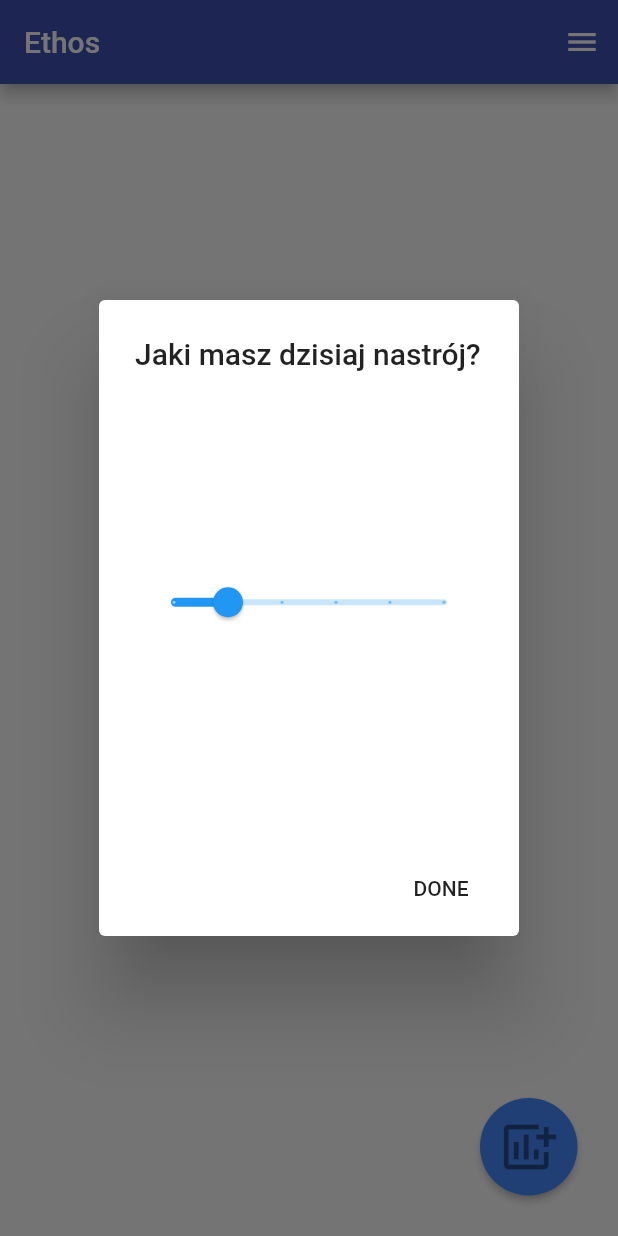
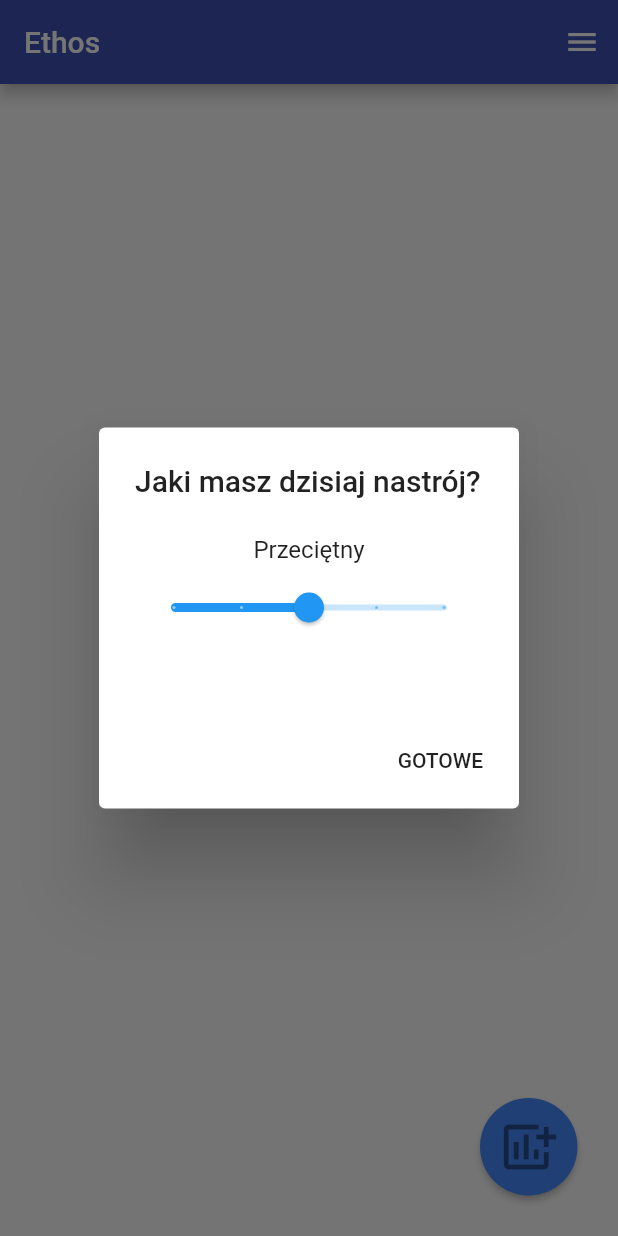
Before and after one commit to SmialyKot/ethos, a Flutter app: the screen it shows after launch, after a tap on the "add chart" icon, on a phone screen of 412 x 824 dp. Run offline on Flutter 3.47's test engine with Material 2 defaults, Android fonts, the light colour scheme and no system bars.

Commit message:
MoodSlider improvements

```diff
--- a/lib/main.dart
+++ b/lib/main.dart
@@ -32,7 +32,7 @@ class HomeView extends StatefulWidget {
 class _HomeViewState extends State<HomeView> {
 
 
-  double _sliderValue = 20.0;
+  double _sliderValue = 50.0;
 
   void _moodSlider() async {
     final selectedMood = await showDialog<double>(
--- a/lib/mood_slider.dart
+++ b/lib/mood_slider.dart
@@ -1,6 +1,5 @@
 import 'package:flutter/cupertino.dart';
 import 'package:flutter/material.dart';
-import 'package:rflutter_alert/rflutter_alert.dart';
 
 class ShowMoodSlider extends StatefulWidget {
   final double initialSliderValue;
@@ -16,22 +15,48 @@ class _ShowMoodSliderState extends State<ShowMoodSlider> {
     super.initState();
     _sliderValue = widget.initialSliderValue;
   }
+
+  final separator = const Divider(
+  color: Colors.white,
+  height: 5,
+  thickness: 2,
+  indent: 5,
+  endIndent: 0,
+  );
+
+  final moodList = {
+    0.0 : Text('Fatalny'),
+    25.0 : Text('Słaby'),
+    50.0 : Text('Przeciętny'),
+    75.0 : Text('Dobry'),
+    100.0 : Text('Wyśmienity!'),
+  };
+
   @override
   Widget build(BuildContext context) {
     return AlertDialog(
-      insetPadding: EdgeInsets.symmetric(vertical: 200.0, horizontal: 50.0),
+      insetPadding: EdgeInsets.symmetric(vertical: 285.0, horizontal: 50.0),
       title: Text('Jaki masz dzisiaj nastrój?'),
       content: Container(
-        child: Slider(
+        child: Center(
+          child: Column(
+            children: [
+              separator,
+              moodList[_sliderValue],
+              separator,
+              Slider(
                 value: _sliderValue,
                 min: 0,
                 max: 100,
-          divisions: 5,
+                divisions: 4,
                 onChanged: (value) {
                   setState(() {
                     _sliderValue = value;
                   });
                 },
+              ),
+            ],
+          ),
         ),
       ),
       actions: <Widget>[
@@ -41,7 +66,7 @@ class _ShowMoodSliderState extends State<ShowMoodSlider> {
             // back a result to the page that opened the dialog
             Navigator.pop(context, _sliderValue);
           },
-          child: Text('DONE'),
+          child: Text('GOTOWE'),
         )
       ],
     );
```
Lines whose indentation alone changed are shown as unchanged.
